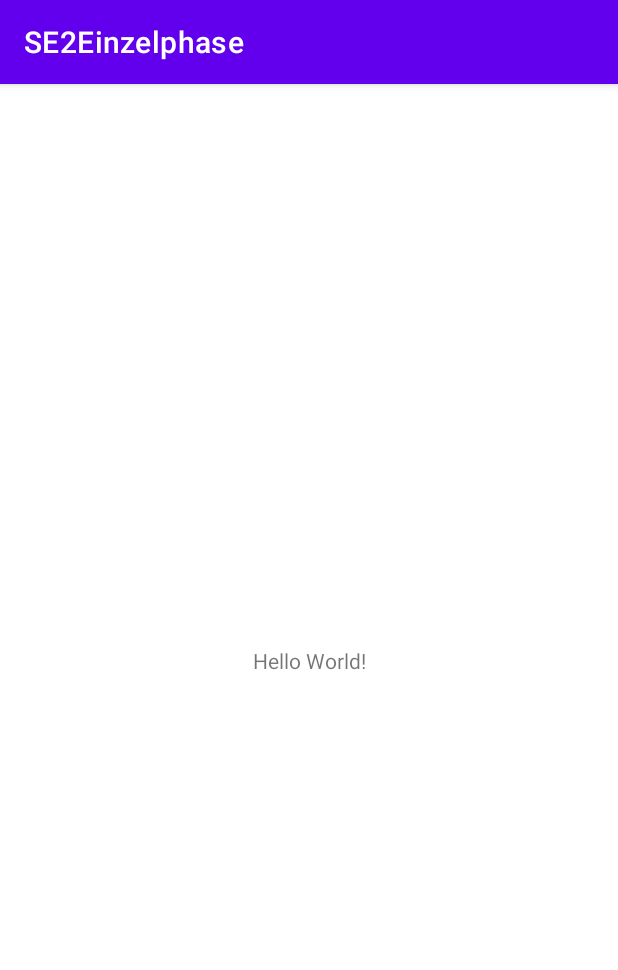
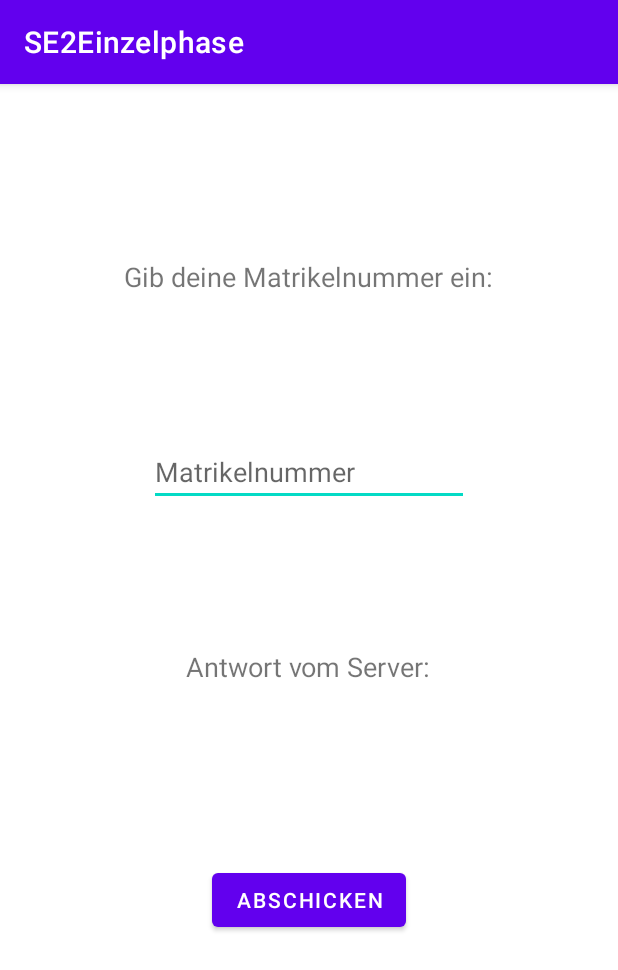
Before and after one commit to fml-69/SE2Einzelphase, an Android app: the screen it shows after launch (MainActivity), on a phone screen of 412 x 824 dp. Shown: the top 970 px of the screen. Run offline under Robolectric (Android 15) with nearby library versions, the phone set to English and light mode, and no system bars.

Commit message:
Create Layout

```diff
--- a/app/src/main/res/layout/activity_main.xml
+++ b/app/src/main/res/layout/activity_main.xml
@@ -7,12 +7,62 @@
     tools:context=".MainActivity">
 
     <TextView
+        android:id="@+id/enterNumberHeading"
         android:layout_width="wrap_content"
         android:layout_height="wrap_content"
-        android:text="Hello World!"
-        app:layout_constraintBottom_toBottomOf="parent"
-        app:layout_constraintLeft_toLeftOf="parent"
-        app:layout_constraintRight_toRightOf="parent"
+        android:layout_marginTop="116dp"
+        android:text="@string/enter_number_heading"
+        android:textSize="18sp"
+        app:layout_constraintEnd_toEndOf="parent"
+        app:layout_constraintHorizontal_bias="0.497"
+        app:layout_constraintStart_toStartOf="parent"
         app:layout_constraintTop_toTopOf="parent" />
 
+    <EditText
+        android:id="@+id/inputNumber"
+        android:layout_width="wrap_content"
+        android:layout_height="wrap_content"
+        android:autofillHints="@string/number_input_hint"
+        android:ems="10"
+        android:hint="@string/number_input_hint"
+        android:inputType="number"
+        app:layout_constraintBottom_toTopOf="@+id/serverOutputHeading"
+        app:layout_constraintEnd_toEndOf="parent"
+        app:layout_constraintStart_toStartOf="parent"
+        app:layout_constraintTop_toBottomOf="@+id/enterNumberHeading" />
+
+    <Button
+        android:id="@+id/sendToServer"
+        android:layout_width="wrap_content"
+        android:layout_height="wrap_content"
+        android:layout_marginBottom="200dp"
+        android:text="@string/button_text"
+        app:layout_constraintBottom_toBottomOf="parent"
+        app:layout_constraintEnd_toEndOf="parent"
+        app:layout_constraintStart_toStartOf="parent" />
+
+    <TextView
+        android:id="@+id/serverOutputHeading"
+        android:layout_width="wrap_content"
+        android:layout_height="wrap_content"
+        android:layout_marginBottom="50dp"
+        android:text="@string/server_output_heading"
+        android:textSize="18sp"
+        app:layout_constraintBottom_toTopOf="@+id/outputText"
+        app:layout_constraintEnd_toEndOf="parent"
+        app:layout_constraintHorizontal_bias="0.497"
+        app:layout_constraintStart_toStartOf="parent" />
+
+    <TextView
+        android:id="@+id/outputText"
+        android:layout_width="wrap_content"
+        android:layout_height="wrap_content"
+        android:layout_marginStart="16dp"
+        android:layout_marginEnd="16dp"
+        android:layout_marginBottom="50dp"
+        app:layout_constraintBottom_toTopOf="@+id/sendToServer"
+        app:layout_constraintEnd_toEndOf="parent"
+        app:layout_constraintHorizontal_bias="0.498"
+        app:layout_constraintStart_toStartOf="parent" />
+
 </androidx.constraintlayout.widget.ConstraintLayout>
--- a/app/src/main/res/values/strings.xml
+++ b/app/src/main/res/values/strings.xml
@@ -1,3 +1,7 @@
 <resources>
     <string name="app_name">SE2Einzelphase</string>
+    <string name="enter_number_heading"> Gib deine Matrikelnummer ein:</string>
+    <string name="number_input_hint">Matrikelnummer</string>
+    <string name="button_text">ABSCHICKEN</string>
+    <string name="server_output_heading">Antwort vom Server:</string>
 </resources>
```
